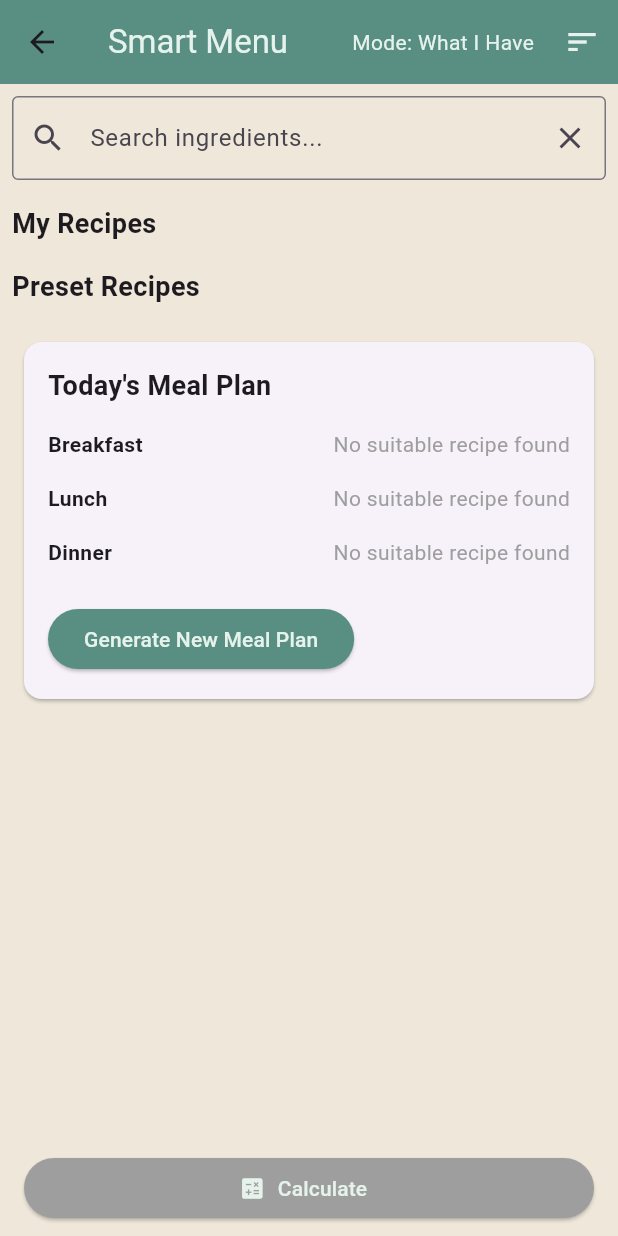
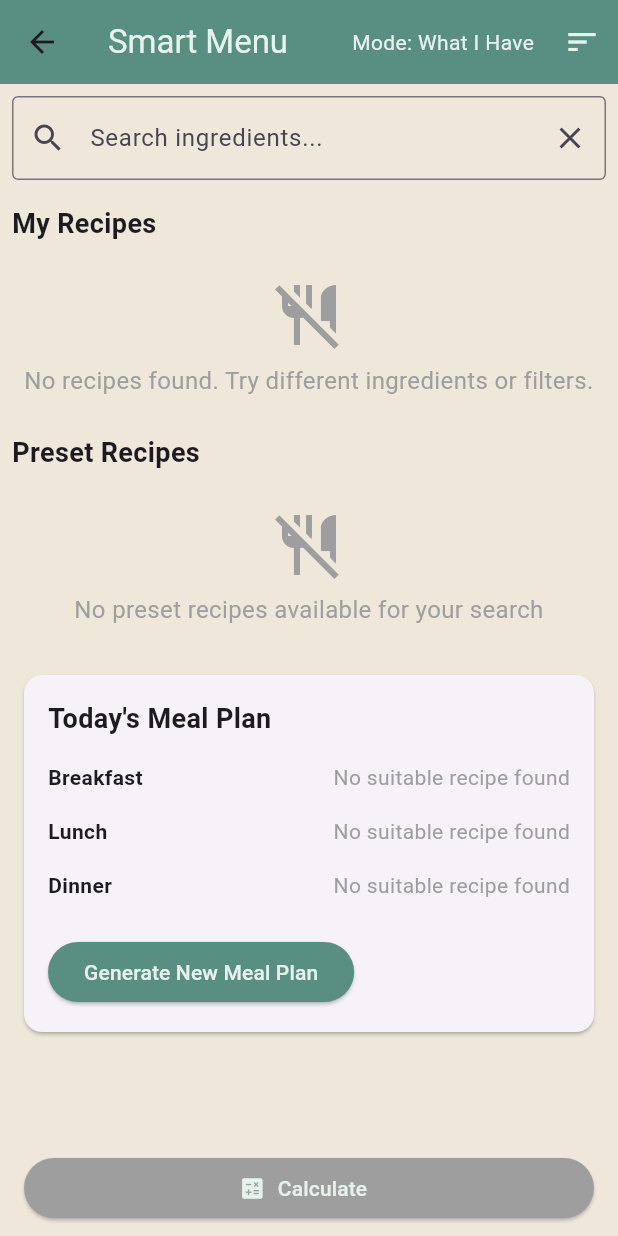
Before and after one commit to XWnina/foo-my-food, a Flutter app: the SmartMenuPage screen opened directly with empty values, after a tap on "Select Recipes", on a phone screen of 412 x 824 dp. Run offline on Flutter 3.47's test engine with Material 3 defaults, Android fonts, the phone set to English and light mode, and no system bars; our stand-ins replace image_picker, shared_preferences, timezone; missing offline and left inert: device_calendar; accounts and stored records are empty; network calls fail.

Commit message:
Update smart_menu_page.dart

```diff
--- a/frontend/lib/screens/smart_menu_page.dart
+++ b/frontend/lib/screens/smart_menu_page.dart
@@ -554,6 +554,29 @@ Future<void> _copyPresetRecipe(Recipe recipe) async {
             style: TextStyle(fontSize: 18, fontWeight: FontWeight.bold),
           ),
         ),
+        if (recipes.isEmpty)
+          Center(
+            child: Padding(
+              padding: const EdgeInsets.all(16.0),
+              child: Column(
+                children: [
+                  Icon(Icons.no_meals, size: 48, color: Colors.grey),
+                  SizedBox(height: 8),
+                  Text(
+                    isPresetRecipe
+                        ? 'No preset recipes available for your search'
+                        : 'No recipes found. Try different ingredients or filters.',
+                    textAlign: TextAlign.center,
+                    style: TextStyle(
+                      color: Colors.grey,
+                      fontSize: 16,
+                    ),
+                  ),
+                ],
+              ),
+            ),
+          )
+        else
           GridView.builder(
             shrinkWrap: true,
             physics: NeverScrollableScrollPhysics(),
```
Lines whose indentation alone changed are shown as unchanged.
